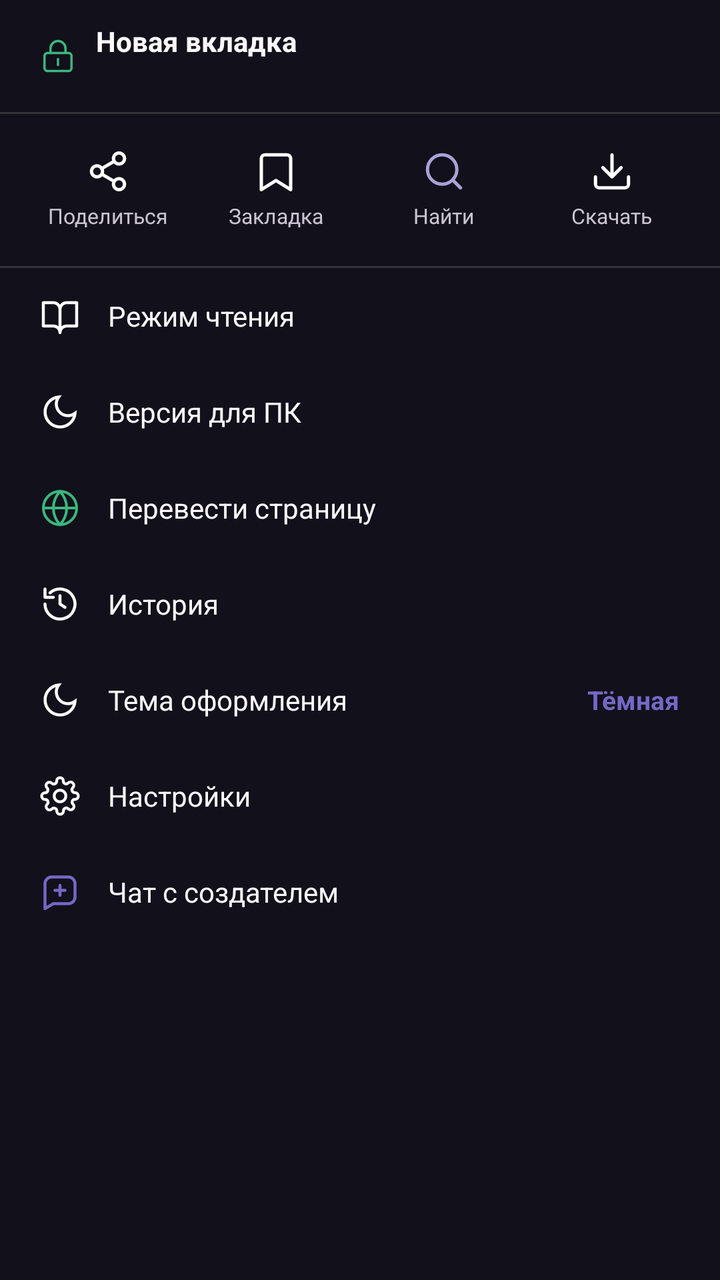
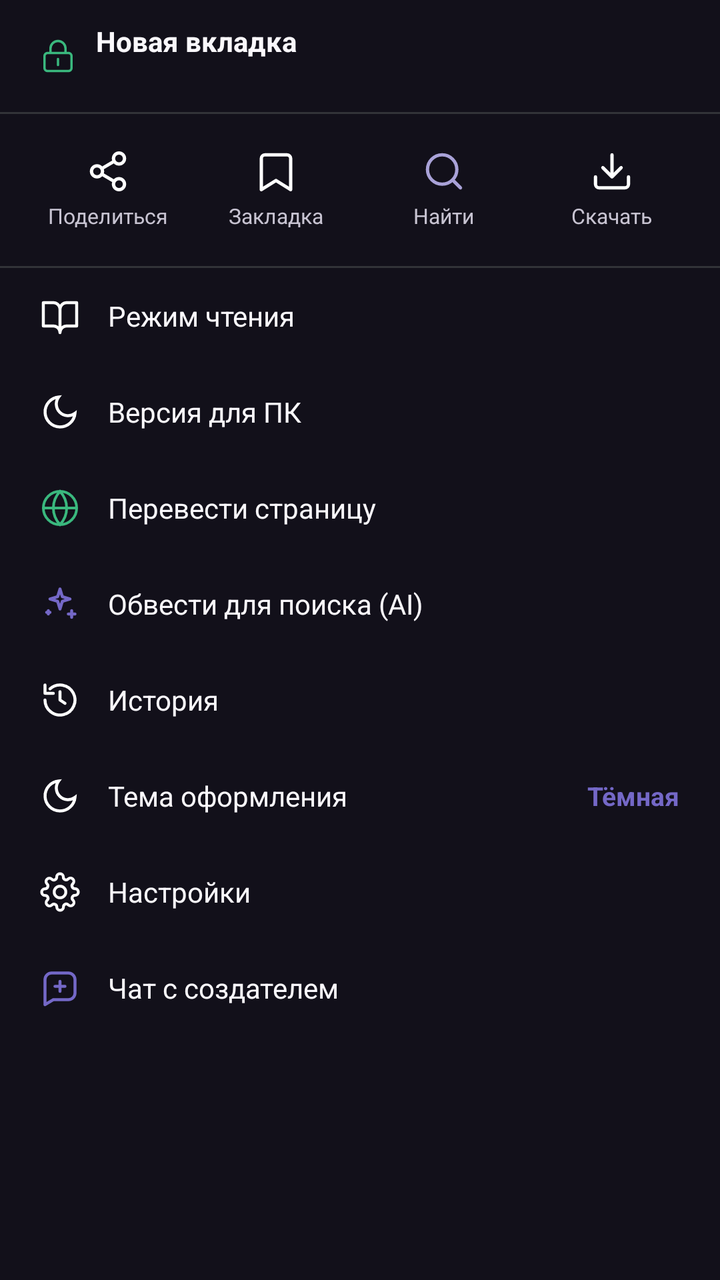

Two renders of the same Android screen: before a commit and after it. Below are the layout's source before the change and the commit's diff.
<!-- AndroidManifest.xml: application theme Theme.Luma -->
<!-- res/layout/sheet_menu.xml -->
<?xml version="1.0" encoding="utf-8"?>
<LinearLayout
    xmlns:android="http://schemas.android.com/apk/res/android"
    android:layout_width="match_parent"
    android:layout_height="wrap_content"
    android:orientation="vertical"
    android:background="@color/luma_panel"
    android:paddingBottom="16dp">

    
    <LinearLayout
        android:layout_width="match_parent"
        android:layout_height="56dp"
        android:orientation="horizontal"
        android:gravity="center_vertical"
        android:paddingStart="20dp"
        android:paddingEnd="16dp">
        <ImageView
            android:id="@+id/menuSecurity"
            android:layout_width="18dp"
            android:layout_height="18dp"
            android:src="@drawable/ic_lock"
            android:layout_marginEnd="10dp"/>
        <LinearLayout
            android:layout_width="0dp"
            android:layout_height="wrap_content"
            android:layout_weight="1"
            android:orientation="vertical">
            <TextView
                android:id="@+id/menuPageTitle"
                android:layout_width="match_parent"
                android:layout_height="wrap_content"
                android:text="Новая вкладка"
                android:textColor="@color/luma_text_primary"
                android:textSize="14sp"
                android:textStyle="bold"
                android:singleLine="true"/>
            <TextView
                android:id="@+id/menuPageUrl"
                android:layout_width="match_parent"
                android:layout_height="wrap_content"
                android:textColor="@color/luma_text_muted"
                android:textSize="11sp"
                android:singleLine="true"/>
        </LinearLayout>
    </LinearLayout>

    <View android:layout_width="match_parent" android:layout_height="1dp" android:background="@color/luma_border"/>

    
    <LinearLayout android:layout_width="match_parent" android:layout_height="wrap_content"
        android:orientation="horizontal" android:layout_marginTop="8dp" android:paddingStart="12dp" android:paddingEnd="12dp">
        <LinearLayout android:id="@+id/menuShare" android:layout_width="0dp" android:layout_height="60dp" android:layout_weight="1" android:orientation="vertical" android:gravity="center" android:background="@drawable/selector_icon_button">
            <ImageView android:layout_width="22dp" android:layout_height="22dp" android:src="@drawable/ic_share"/>
            <TextView android:layout_width="wrap_content" android:layout_height="wrap_content" android:text="Поделиться" android:textColor="@color/luma_text_secondary" android:textSize="10.5sp" android:layout_marginTop="4dp"/>
        </LinearLayout>
        <LinearLayout android:id="@+id/menuBookmark" android:layout_width="0dp" android:layout_height="60dp" android:layout_weight="1" android:orientation="vertical" android:gravity="center" android:background="@drawable/selector_icon_button">
            <ImageView android:id="@+id/menuBookmarkIcon" android:layout_width="22dp" android:layout_height="22dp" android:src="@drawable/ic_bookmark"/>
            <TextView android:layout_width="wrap_content" android:layout_height="wrap_content" android:text="Закладка" android:textColor="@color/luma_text_secondary" android:textSize="10.5sp" android:layout_marginTop="4dp"/>
        </LinearLayout>
        <LinearLayout android:id="@+id/menuFind" android:layout_width="0dp" android:layout_height="60dp" android:layout_weight="1" android:orientation="vertical" android:gravity="center" android:background="@drawable/selector_icon_button">
            <ImageView android:layout_width="22dp" android:layout_height="22dp" android:src="@drawable/ic_search"/>
            <TextView android:layout_width="wrap_content" android:layout_height="wrap_content" android:text="Найти" android:textColor="@color/luma_text_secondary" android:textSize="10.5sp" android:layout_marginTop="4dp"/>
        </LinearLayout>
        <LinearLayout android:id="@+id/menuDownload" android:layout_width="0dp" android:layout_height="60dp" android:layout_weight="1" android:orientation="vertical" android:gravity="center" android:background="@drawable/selector_icon_button">
            <ImageView android:layout_width="22dp" android:layout_height="22dp" android:src="@drawable/ic_download"/>
            <TextView android:layout_width="wrap_content" android:layout_height="wrap_content" android:text="Скачать" android:textColor="@color/luma_text_secondary" android:textSize="10.5sp" android:layout_marginTop="4dp"/>
        </LinearLayout>
    </LinearLayout>

    <View android:layout_width="match_parent" android:layout_height="1dp" android:background="@color/luma_border" android:layout_marginTop="8dp"/>

    
    <LinearLayout android:id="@+id/menuReader" android:layout_width="match_parent" android:layout_height="48dp" android:orientation="horizontal" android:gravity="center_vertical" android:paddingStart="20dp" android:paddingEnd="20dp" android:background="@drawable/selector_icon_button">
        <ImageView android:layout_width="20dp" android:layout_height="20dp" android:src="@drawable/ic_book_open" android:layout_marginEnd="14dp"/>
        <TextView android:layout_width="wrap_content" android:layout_height="wrap_content" android:text="@string/menu_reader" android:textColor="@color/luma_text_primary" android:textSize="14sp"/>
    </LinearLayout>
    <LinearLayout android:id="@+id/menuDesktop" android:layout_width="match_parent" android:layout_height="48dp" android:orientation="horizontal" android:gravity="center_vertical" android:paddingStart="20dp" android:paddingEnd="20dp" android:background="@drawable/selector_icon_button">
        <ImageView android:layout_width="20dp" android:layout_height="20dp" android:src="@drawable/ic_moon" android:layout_marginEnd="14dp"/>
        <TextView android:layout_width="wrap_content" android:layout_height="wrap_content" android:text="@string/menu_desktop" android:textColor="@color/luma_text_primary" android:textSize="14sp"/>
    </LinearLayout>
    <LinearLayout android:id="@+id/menuTranslate" android:layout_width="match_parent" android:layout_height="48dp" android:orientation="horizontal" android:gravity="center_vertical" android:paddingStart="20dp" android:paddingEnd="20dp" android:background="@drawable/selector_icon_button">
        <ImageView android:layout_width="20dp" android:layout_height="20dp" android:src="@drawable/ic_globe" android:layout_marginEnd="14dp"/>
        <TextView android:layout_width="wrap_content" android:layout_height="wrap_content" android:text="Перевести страницу" android:textColor="@color/luma_text_primary" android:textSize="14sp"/>
    </LinearLayout>
    <LinearLayout android:id="@+id/menuHistory" android:layout_width="match_parent" android:layout_height="48dp" android:orientation="horizontal" android:gravity="center_vertical" android:paddingStart="20dp" android:paddingEnd="20dp" android:background="@drawable/selector_icon_button">
        <ImageView android:layout_width="20dp" android:layout_height="20dp" android:src="@drawable/ic_history" android:layout_marginEnd="14dp"/>
        <TextView android:layout_width="wrap_content" android:layout_height="wrap_content" android:text="История" android:textColor="@color/luma_text_primary" android:textSize="14sp"/>
    </LinearLayout>
    <LinearLayout android:id="@+id/menuTheme" android:layout_width="match_parent" android:layout_height="48dp" android:orientation="horizontal" android:gravity="center_vertical" android:paddingStart="20dp" android:paddingEnd="20dp" android:background="@drawable/selector_icon_button">
        <ImageView android:id="@+id/menuThemeIcon" android:layout_width="20dp" android:layout_height="20dp" android:src="@drawable/ic_moon" android:layout_marginEnd="14dp"/>
        <TextView android:id="@+id/menuThemeTitle" android:layout_width="0dp" android:layout_height="wrap_content" android:layout_weight="1" android:text="Тема оформления" android:textColor="@color/luma_text_primary" android:textSize="14sp"/>
        <TextView android:id="@+id/menuThemeValue" android:layout_width="wrap_content" android:layout_height="wrap_content" android:text="Тёмная" android:textColor="@color/luma_accent" android:textSize="13sp" android:textStyle="bold"/>
    </LinearLayout>
    <LinearLayout android:id="@+id/menuSettings" android:layout_width="match_parent" android:layout_height="48dp" android:orientation="horizontal" android:gravity="center_vertical" android:paddingStart="20dp" android:paddingEnd="20dp" android:background="@drawable/selector_icon_button">
        <ImageView android:layout_width="20dp" android:layout_height="20dp" android:src="@drawable/ic_gear" android:layout_marginEnd="14dp"/>
        <TextView android:layout_width="wrap_content" android:layout_height="wrap_content" android:text="@string/menu_settings" android:textColor="@color/luma_text_primary" android:textSize="14sp"/>
    </LinearLayout>
    <LinearLayout android:id="@+id/menuSupport" android:layout_width="match_parent" android:layout_height="48dp" android:orientation="horizontal" android:gravity="center_vertical" android:paddingStart="20dp" android:paddingEnd="20dp" android:background="@drawable/selector_icon_button">
        <ImageView android:layout_width="20dp" android:layout_height="20dp" android:src="@drawable/ic_support" android:layout_marginEnd="14dp"/>
        <TextView android:layout_width="wrap_content" android:layout_height="wrap_content" android:text="@string/menu_support" android:textColor="@color/luma_text_primary" android:textSize="14sp"/>
    </LinearLayout>

</LinearLayout>
<!-- resources referenced by this layout -->
<resources>
  <color name="luma_accent">#7468C7</color>
  <color name="luma_border">#323338</color>
  <color name="luma_panel">#12101A</color>
  <color name="luma_text_muted">#716C82</color>
  <color name="luma_text_primary">#FAF8FC</color>
  <color name="luma_text_secondary">#C7C3D1</color>
  <!-- drawable ic_bookmark (drawable) -->
  <vector xmlns:android="http://schemas.android.com/apk/res/android" android:width="24dp" android:height="24dp" android:viewportWidth="24" android:viewportHeight="24">
      <path android:strokeColor="#FFFFFF" android:strokeWidth="1.8" android:strokeLineCap="round" android:strokeLineJoin="round" android:fillColor="@android:color/transparent" android:pathData="M 6 3 H 18 A 2 2 0 0 1 20 5 V 22 L 12 17 L 4 22 V 5 A 2 2 0 0 1 6 3 Z"/>
  </vector>
  <!-- drawable ic_download (drawable) -->
  <vector xmlns:android="http://schemas.android.com/apk/res/android" android:width="24dp" android:height="24dp" android:viewportWidth="24" android:viewportHeight="24">
      <path android:strokeColor="#FFFFFF" android:strokeWidth="1.8" android:strokeLineCap="round" android:strokeLineJoin="round" android:fillColor="@android:color/transparent" android:pathData="M 21 15 V 19 A 2 2 0 0 1 19 21 H 5 A 2 2 0 0 1 3 19 V 15 M 7 10 L 12 15 L 17 10 M 12 15 V 3"/>
  </vector>
  <!-- drawable ic_history (drawable) -->
  <vector xmlns:android="http://schemas.android.com/apk/res/android" android:width="24dp" android:height="24dp" android:viewportWidth="24" android:viewportHeight="24">
      <path android:strokeColor="#FFFFFF" android:strokeWidth="1.8" android:strokeLineCap="round" android:strokeLineJoin="round" android:fillColor="@android:color/transparent" android:pathData="M 3 12 A 9 9 0 1 0 6 5.3 M 3 3 V 8 H 8 M 12 7 V 12 L 15 14"/>
  </vector>
  <!-- drawable ic_moon (drawable) -->
  <vector xmlns:android="http://schemas.android.com/apk/res/android" android:width="24dp" android:height="24dp" android:viewportWidth="24" android:viewportHeight="24">
      <path android:strokeColor="#FFFFFF" android:strokeWidth="1.8" android:strokeLineCap="round" android:fillColor="@android:color/transparent" android:pathData="M 21 12.8 A 9 9 0 1 1 11.2 3 A 7 7 0 0 0 21 12.8 Z"/>
  </vector>
  <!-- drawable ic_search (drawable) -->
  <vector xmlns:android="http://schemas.android.com/apk/res/android" android:width="24dp" android:height="24dp" android:viewportWidth="24" android:viewportHeight="24">
      <path android:strokeColor="#A9A2D8" android:strokeWidth="1.8" android:strokeLineCap="round" android:fillColor="@android:color/transparent" android:pathData="M 21 21 L 16.65 16.65 M 19 11 A 8 8 0 1 1 3 11 A 8 8 0 1 1 19 11"/>
  </vector>
  <string name="menu_desktop">Версия для ПК</string>
  <string name="menu_reader">Режим чтения</string>
  <string name="menu_settings">Настройки</string>
  <string name="menu_support">Чат с создателем</string>
  <color name="transparent">#00000000</color>
  <color name="luma_bg">#0B0912</color>
  <color name="luma_accent_muted">#A9A2D8</color>
  <color name="luma_surface">#202123</color>
  <!-- unchanged entries left out for length: 8 -->
</resources>

<!-- the commit's change to res/layout/sheet_menu.xml (unified diff, before → after) -->
@@ -83,6 +83,10 @@
         <ImageView android:layout_width="20dp" android:layout_height="20dp" android:src="@drawable/ic_globe" android:layout_marginEnd="14dp"/>
         <TextView android:layout_width="wrap_content" android:layout_height="wrap_content" android:text="Перевести страницу" android:textColor="@color/luma_text_primary" android:textSize="14sp"/>
     </LinearLayout>
+    <LinearLayout android:id="@+id/menuCircleSearch" android:layout_width="match_parent" android:layout_height="48dp" android:orientation="horizontal" android:gravity="center_vertical" android:paddingStart="20dp" android:paddingEnd="20dp" android:background="@drawable/selector_icon_button">
+        <ImageView android:layout_width="20dp" android:layout_height="20dp" android:src="@drawable/ic_spark" android:tint="@color/luma_accent" android:layout_marginEnd="14dp"/>
+        <TextView android:layout_width="wrap_content" android:layout_height="wrap_content" android:text="Обвести для поиска (AI)" android:textColor="@color/luma_text_primary" android:textSize="14sp"/>
+    </LinearLayout>
     <LinearLayout android:id="@+id/menuHistory" android:layout_width="match_parent" android:layout_height="48dp" android:orientation="horizontal" android:gravity="center_vertical" android:paddingStart="20dp" android:paddingEnd="20dp" android:background="@drawable/selector_icon_button">
         <ImageView android:layout_width="20dp" android:layout_height="20dp" android:src="@drawable/ic_history" android:layout_marginEnd="14dp"/>
         <TextView android:layout_width="wrap_content" android:layout_height="wrap_content" android:text="История" android:textColor="@color/luma_text_primary" android:textSize="14sp"/>
<!-- resource entries referenced after the edit -->
@@ -26,6 +26,10 @@
   <vector xmlns:android="http://schemas.android.com/apk/res/android" android:width="24dp" android:height="24dp" android:viewportWidth="24" android:viewportHeight="24">
       <path android:strokeColor="#A9A2D8" android:strokeWidth="1.8" android:strokeLineCap="round" android:fillColor="@android:color/transparent" android:pathData="M 21 21 L 16.65 16.65 M 19 11 A 8 8 0 1 1 3 11 A 8 8 0 1 1 19 11"/>
   </vector>
+  <!-- drawable ic_spark (drawable) -->
+  <vector xmlns:android="http://schemas.android.com/apk/res/android" android:width="24dp" android:height="24dp" android:viewportWidth="24" android:viewportHeight="24">
+      <path android:strokeColor="#7468C7" android:strokeWidth="1.8" android:strokeLineCap="round" android:strokeLineJoin="round" android:fillColor="@android:color/transparent" android:pathData="M 12 3 L 13.4 7.6 L 18 9 L 13.4 10.4 L 12 15 L 10.6 10.4 L 6 9 L 10.6 7.6 Z M 19 16 V 20 M 17 18 H 21 M 5 16 V 18 M 4 17 H 6"/>
+  </vector>
   <string name="menu_desktop">Версия для ПК</string>
   <string name="menu_reader">Режим чтения</string>
   <string name="menu_settings">Настройки</string>
